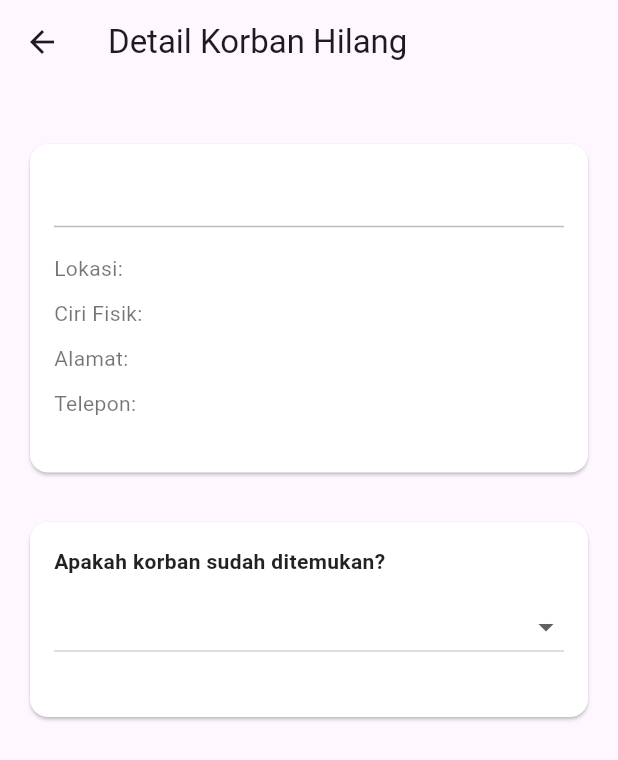
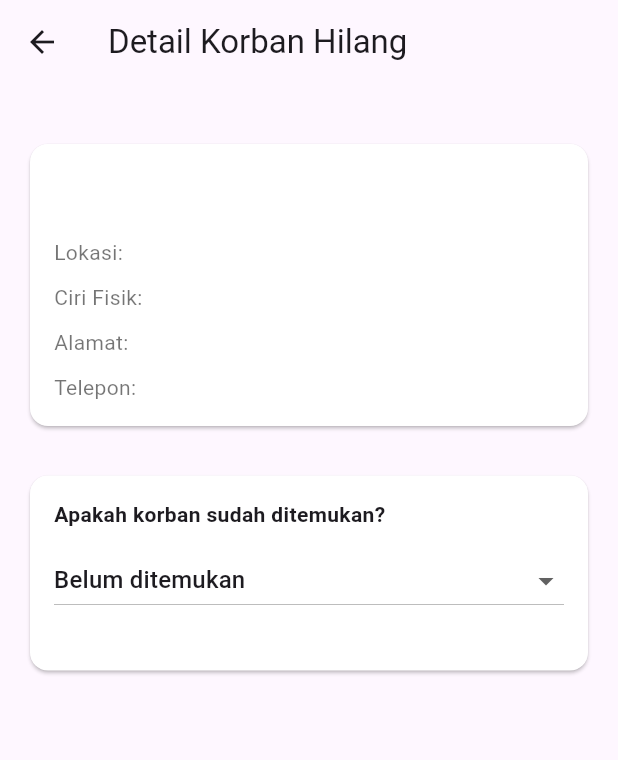
Before and after one commit to Ariel-F-S/cadavis, a Flutter app: the DetailKorbanPage screen opened directly with empty values, on a phone screen of 412 x 824 dp. Shown: the top 760 px of the screen. Run offline on Flutter 3.47's test engine with Material 3 defaults, Android fonts, the phone set to English and light mode, and no system bars; our stand-ins replace device_info_plus, fl_chart, geolocator, image_picker, open_file, permission_handler and 2 more; missing offline and left inert: excel; accounts and stored records are empty.

Commit message:
update all

```diff
--- a/lib/pages/detail_korban_hilang.dart
+++ b/lib/pages/detail_korban_hilang.dart
@@ -24,11 +24,22 @@ class _DetailKorbanPageState
   late KorbanHilang korban;
 
   bool isEditMode = false;
+  bool isLoading = false;
 
   late TextEditingController ciriController;
   late TextEditingController alamatController;
   late TextEditingController teleponController;
   late TextEditingController lokasiController;
+
+  final List<String> statusList = [
+    "Belum ditemukan",
+    "Sudah ditemukan"
+  ];
+
+  final List<String> kondisiList = [
+    "Masih hidup",
+    "Sudah meninggal"
+  ];
 
   @override
   void initState() {
@@ -46,10 +57,21 @@ class _DetailKorbanPageState
         TextEditingController(text: korban.lokasi);
   }
 
+  @override
+  void dispose() {
+    ciriController.dispose();
+    alamatController.dispose();
+    teleponController.dispose();
+    lokasiController.dispose();
+    super.dispose();
+  }
+
   // ===============================
-  // UPDATE STATUS
+  // UPDATE STATUS (AUTO SAVE)
   // ===============================
   Future<void> _updateStatus(String status) async {
+    setState(() => isLoading = true);
+
     final updated = korban.copyWith(
       status: status,
       kondisi:
@@ -59,15 +81,27 @@ class _DetailKorbanPageState
     await DatabaseHelper.instance
         .updateKorbanHilang(updated);
 
+    if (!mounted) return;
+
     setState(() {
       korban = updated;
+      isLoading = false;
     });
+
+    ScaffoldMessenger.of(context).showSnackBar(
+      const SnackBar(
+        content: Text("Status berhasil diperbarui"),
+        backgroundColor: Colors.green,
+      ),
+    );
   }
 
   // ===============================
-  // UPDATE KONDISI
+  // UPDATE KONDISI (AUTO SAVE)
   // ===============================
   Future<void> _updateKondisi(String kondisi) async {
+    setState(() => isLoading = true);
+
     final updated = korban.copyWith(
       kondisi: kondisi,
     );
@@ -75,15 +109,27 @@ class _DetailKorbanPageState
     await DatabaseHelper.instance
         .updateKorbanHilang(updated);
 
+    if (!mounted) return;
+
     setState(() {
       korban = updated;
+      isLoading = false;
     });
+
+    ScaffoldMessenger.of(context).showSnackBar(
+      const SnackBar(
+        content: Text("Kondisi berhasil diperbarui"),
+        backgroundColor: Colors.green,
+      ),
+    );
   }
 
   // ===============================
-  // SAVE EDIT (ADMIN)
+  // SAVE EDIT (ADMIN ONLY)
   // ===============================
   Future<void> _saveAdminEdit() async {
+    setState(() => isLoading = true);
+
     final updated = korban.copyWith(
       ciriFisik: ciriController.text,
       alamatRumah: alamatController.text,
@@ -94,10 +140,20 @@ class _DetailKorbanPageState
     await DatabaseHelper.instance
         .updateKorbanHilang(updated);
 
+    if (!mounted) return;
+
     setState(() {
       korban = updated;
       isEditMode = false;
+      isLoading = false;
     });
+
+    ScaffoldMessenger.of(context).showSnackBar(
+      const SnackBar(
+        content: Text("Data berhasil diperbarui"),
+        backgroundColor: Colors.green,
+      ),
+    );
   }
 
   // ===============================
@@ -142,6 +198,14 @@ class _DetailKorbanPageState
     final secondaryText =
         isDark ? Colors.white70 : Colors.black54;
 
+    final safeStatus = statusList.contains(korban.status)
+        ? korban.status
+        : "Belum ditemukan";
+
+    final safeKondisi = kondisiList.contains(korban.kondisi)
+        ? korban.kondisi
+        : "Masih hidup";
+
     return Scaffold(
       appBar: AppBar(
         title: const Text("Detail Korban Hilang"),
@@ -161,13 +225,13 @@ class _DetailKorbanPageState
             ),
         ],
       ),
-      body: ListView(
+      body: Stack(
+        children: [
+          ListView(
             padding: const EdgeInsets.all(16),
             children: [
 
-          // ===============================
               // FOTO
-          // ===============================
               korban.fotoPath.isNotEmpty
                   ? GestureDetector(
                       onTap: _showFullImage,
@@ -185,9 +249,7 @@ class _DetailKorbanPageState
 
               const SizedBox(height: 20),
 
-          // ===============================
-          // CARD BIODATA
-          // ===============================
+              // BIODATA CARD
               Card(
                 color: cardColor,
                 shape: RoundedRectangleBorder(
@@ -212,21 +274,12 @@ class _DetailKorbanPageState
                         ),
                       ),
 
-                  Divider(
-                    color: isDark
-                        ? Colors.grey[700]
-                        : Colors.grey[400],
-                  ),
-
-                  const SizedBox(height: 10),
+                      const SizedBox(height: 15),
 
                       isEditMode
                           ? TextField(
                               controller:
                                   lokasiController,
-                          style: TextStyle(
-                              color:
-                                  primaryText),
                               decoration:
                                   const InputDecoration(
                                       labelText:
@@ -245,9 +298,6 @@ class _DetailKorbanPageState
                           ? TextField(
                               controller:
                                   ciriController,
-                          style: TextStyle(
-                              color:
-                                  primaryText),
                               decoration:
                                   const InputDecoration(
                                       labelText:
@@ -266,9 +316,6 @@ class _DetailKorbanPageState
                           ? TextField(
                               controller:
                                   alamatController,
-                          style: TextStyle(
-                              color:
-                                  primaryText),
                               decoration:
                                   const InputDecoration(
                                       labelText:
@@ -287,9 +334,6 @@ class _DetailKorbanPageState
                           ? TextField(
                               controller:
                                   teleponController,
-                          style: TextStyle(
-                              color:
-                                  primaryText),
                               decoration:
                                   const InputDecoration(
                                       labelText:
@@ -302,14 +346,17 @@ class _DetailKorbanPageState
                                       secondaryText),
                             ),
 
-                  const SizedBox(height: 20),
-
                       if (isEditMode)
-                    ElevatedButton(
+                        Padding(
+                          padding:
+                              const EdgeInsets.only(
+                                  top: 15),
+                          child: ElevatedButton(
                             onPressed:
                                 _saveAdminEdit,
                             child: const Text(
                                 "Simpan Perubahan"),
+                          ),
                         ),
                     ],
                   ),
@@ -318,9 +365,7 @@ class _DetailKorbanPageState
 
               const SizedBox(height: 25),
 
-          // ===============================
-          // CARD STATUS
-          // ===============================
+              // STATUS CARD
               Card(
                 color: cardColor,
                 shape: RoundedRectangleBorder(
@@ -335,34 +380,25 @@ class _DetailKorbanPageState
                         CrossAxisAlignment.start,
                     children: [
 
-                  Text(
+                      const Text(
                         "Apakah korban sudah ditemukan?",
                         style: TextStyle(
                             fontWeight:
-                          FontWeight.bold,
-                      color: primaryText,
-                    ),
+                                FontWeight.bold),
                       ),
 
                       const SizedBox(height: 10),
 
                       DropdownButton<String>(
-                    value: korban.status,
+                        value: safeStatus,
                         isExpanded: true,
-                    items: const [
+                        items: statusList
+                            .map((e) =>
                                 DropdownMenuItem(
-                        value:
-                            "Belum ditemukan",
-                        child: Text(
-                            "Belum ditemukan"),
-                      ),
-                      DropdownMenuItem(
-                        value:
-                            "Sudah ditemukan",
-                        child: Text(
-                            "Sudah ditemukan"),
-                      ),
-                    ],
+                                  value: e,
+                                  child: Text(e),
+                                ))
+                            .toList(),
                         onChanged: (value) {
                           if (value != null) {
                             _updateStatus(value);
@@ -372,43 +408,32 @@ class _DetailKorbanPageState
 
                       const SizedBox(height: 20),
 
-                  if (korban.status ==
+                      if (safeStatus ==
                           "Sudah ditemukan") ...[
-
-                    Text(
+                        const Text(
                           "Bagaimana kondisi korban?",
                           style: TextStyle(
                               fontWeight:
-                            FontWeight.bold,
-                        color: primaryText,
-                      ),
+                                  FontWeight.bold),
                         ),
 
                         const SizedBox(height: 10),
 
                         DropdownButton<String>(
-                      value: korban.kondisi
-                              .isEmpty
-                          ? "Masih hidup"
-                          : korban.kondisi,
+                          value: safeKondisi,
                           isExpanded: true,
-                      items: const [
+                          items: kondisiList
+                              .map((e) =>
                                   DropdownMenuItem(
-                          value:
-                              "Masih hidup",
-                          child: Text(
-                              "Masih hidup"),
-                        ),
-                        DropdownMenuItem(
-                          value:
-                              "Sudah meninggal",
-                          child: Text(
-                              "Sudah meninggal"),
-                        ),
-                      ],
+                                    value: e,
+                                    child:
+                                        Text(e),
+                                  ))
+                              .toList(),
                           onChanged: (value) {
                             if (value != null) {
-                          _updateKondisi(value);
+                              _updateKondisi(
+                                  value);
                             }
                           },
                         ),
@@ -419,6 +444,17 @@ class _DetailKorbanPageState
               ),
             ],
           ),
+
+          if (isLoading)
+            Container(
+              color: Colors.black26,
+              child: const Center(
+                child:
+                    CircularProgressIndicator(),
+              ),
+            ),
+        ],
+      ),
     );
   }
 }
```
Also changed, not shown: lib/db/database_helper.dart (+7 -13 lines). Lines whose indentation alone changed are shown as unchanged.
